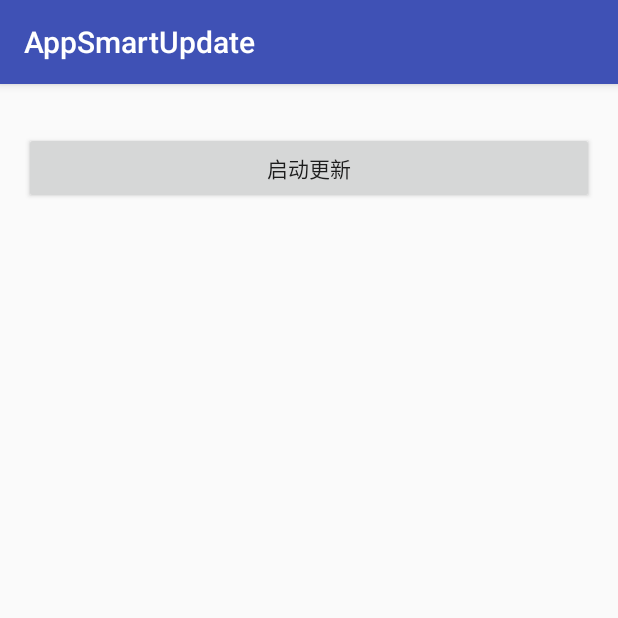
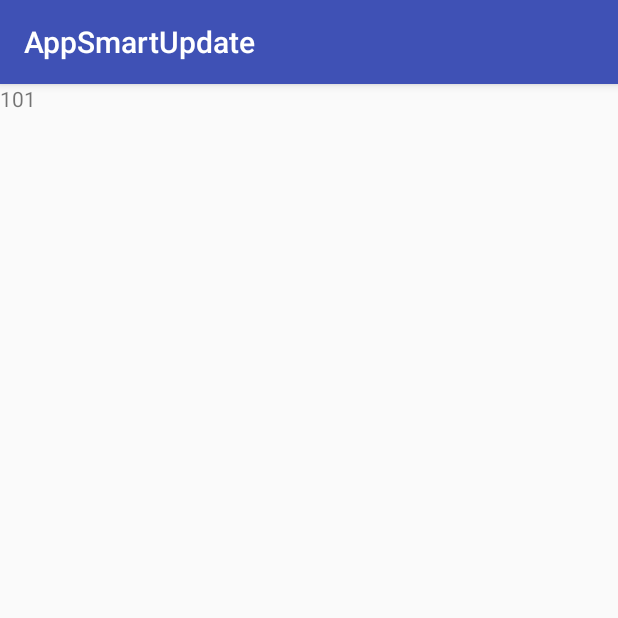
Before and after one commit to itlwy/AppSmartUpdate, an Android app: the screen it shows after launch (MainActivity), on a phone screen of 412 x 824 dp, the top half of it. Run offline under Robolectric (Android 15) with nearby library versions, the phone set to English and light mode, and no system bars.

Commit message:
修改demo主界面

```diff
--- a/app/src/main/java/com/lwy/appsmartupdate/MainActivity.java
+++ b/app/src/main/java/com/lwy/appsmartupdate/MainActivity.java
@@ -2,37 +2,31 @@ package com.lwy.appsmartupdate;
 
 import android.os.Bundle;
 import android.support.v7.app.AppCompatActivity;
-import android.view.View;
-import android.widget.Button;
+import android.widget.TextView;
 
 import com.lwy.smartupdate.UpdateManager;
 import com.lwy.smartupdate.api.IUpdateCallback;
 
-public class MainActivity extends AppCompatActivity implements View.OnClickListener {
+public class MainActivity extends AppCompatActivity {
 
 
-    private Button mUpdateBtn;
     private String manifestJsonUrl = "https://raw.githubusercontent.com/itlwy/AppSmartUpdate/master/resources/UpdateManifest.json";
     private IUpdateCallback mCallback;
+    private TextView mVersionTV;
 
     @Override
     protected void onCreate(Bundle savedInstanceState) {
         super.onCreate(savedInstanceState);
         setContentView(R.layout.activity_main);
-        mUpdateBtn = (Button) findViewById(R.id.update_btn);
-        mUpdateBtn.setOnClickListener(this);
-
+        mVersionTV = (TextView) findViewById(R.id.version_tv);
+        mVersionTV.setText(BuildConfig.VERSION_CODE + "");
+        checkUpdate();
     }
 
-    @Override
-    public void onClick(View v) {
-        switch (v.getId()) {
-            case R.id.update_btn:
-                UpdateManager.getInstance().update(this, manifestJsonUrl, null);
-                break;
+    private void checkUpdate() {
+        UpdateManager.getInstance().update(this, manifestJsonUrl, null);
+    }
 
-        }
-    }
 
     public void registerUpdateCallbak() {
         mCallback = new IUpdateCallback() {
--- a/app/src/main/res/layout/activity_main.xml
+++ b/app/src/main/res/layout/activity_main.xml
@@ -7,16 +7,9 @@
     android:layout_height="match_parent"
     tools:context="com.lwy.appsmartupdate.MainActivity">
 
-    <Button
-        android:id="@+id/update_btn"
-        android:layout_width="0dp"
-        android:layout_height="wrap_content"
-        android:layout_marginEnd="16dp"
-        android:layout_marginStart="16dp"
-        android:layout_marginTop="32dp"
-        android:text="启动更新"
-        app:layout_constraintEnd_toEndOf="parent"
-        app:layout_constraintStart_toStartOf="parent"
-        app:layout_constraintTop_toTopOf="parent"/>
+    <TextView
+        android:id="@+id/version_tv"
+        android:layout_width="wrap_content"
+        android:layout_height="wrap_content"/>
 
 </android.support.constraint.ConstraintLayout>
```
